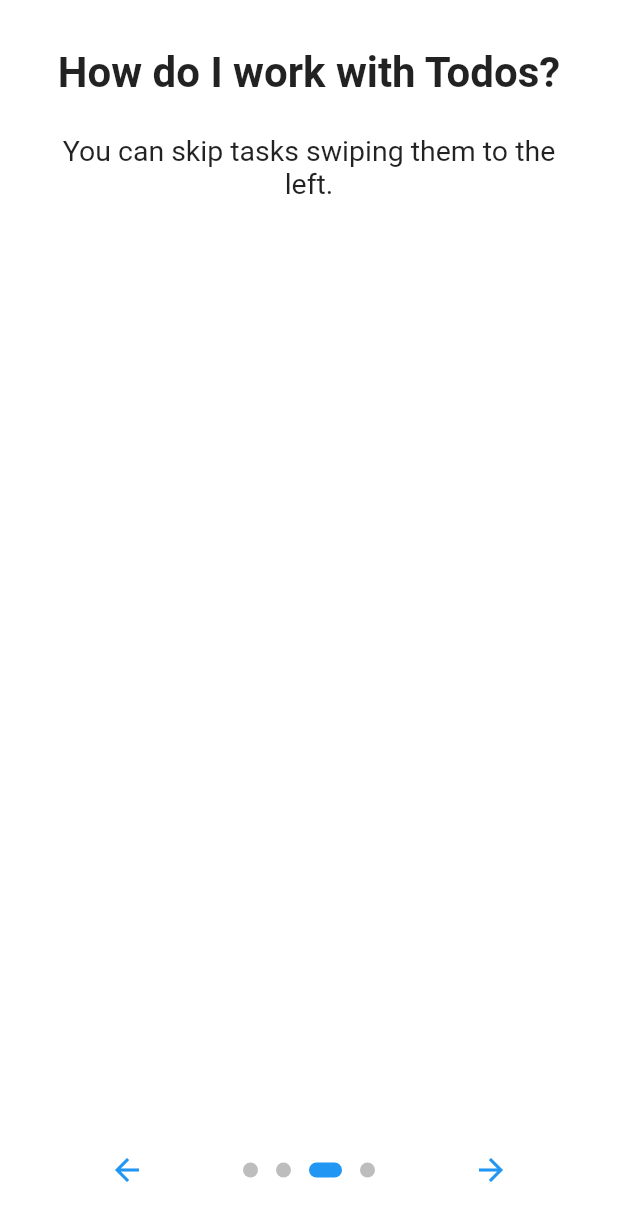
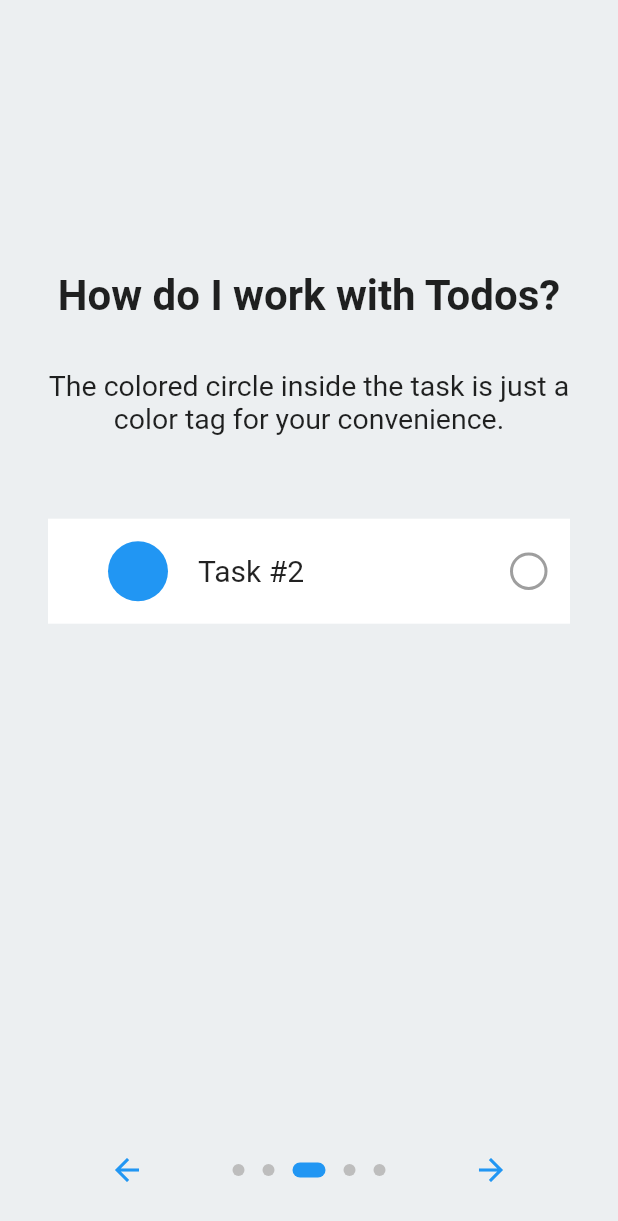
Before and after one commit to InnoQueue/Mobile, a Flutter app: the screen it shows after launch, swiped to page 3, on a phone screen of 412 x 824 dp. Shown: the top 1221 px of the screen. Run offline on Flutter 3.47's test engine with Material 2 defaults, Android fonts, the phone set to English and light mode, and no system bars; drawn by our look-alikes of introduction_screen; our stand-ins replace auto_route.

Commit message:
updated intoduction: added illustrations

```diff
--- a/lib/const/appres.dart
+++ b/lib/const/appres.dart
@@ -8,7 +8,7 @@ class AppRes {
   static const howToUse = {
     'page-1': {
       'title': "How do I use the app?",
-      'text': "Let us briefly introduce you to this app...\n\nThe first thing you see when you open the application is the Todo List. It contains all the current Todos that you yet have to complete.",
+      'text': "Let us briefly introduce you to this app...",
     },
     'page-2': {
       'title': 'How do I work with Todos?',
@@ -16,9 +16,13 @@ class AppRes {
     },
     'page-3': {
       'title': 'How do I work with Todos?',
+      'text': "The colored circle inside the task is just a color tag for your convenience.",
+    },
+    'page-4': {
+      'title': 'How do I work with Todos?',
       'text': "You can skip tasks swiping them to the left.",
     },
-    'page-4': {
+    'page-5': {
       'title': 'How do I work with Todos?',
       'text': "Or you can mark them complete tapping the circle to the right side of the task.",
     },
--- a/lib/features/splash/page/splash_page.dart
+++ b/lib/features/splash/page/splash_page.dart
@@ -1,6 +1,7 @@
 import 'package:auto_route/src/router/auto_router_x.dart';
 import 'package:flutter/material.dart';
 import 'package:inno_queue/const/appres.dart';
+import 'package:inno_queue/features/tasks/widgets/task_list.dart';
 import 'package:introduction_screen/introduction_screen.dart';
 
 class SplashPage extends StatelessWidget {
@@ -8,13 +9,13 @@ class SplashPage extends StatelessWidget {
 
   @override
   Widget build(BuildContext context) {
-    const bodyStyle = TextStyle(fontSize: 19.0);
-
-    const pageDecoration = PageDecoration(
+    var pageDecoration = PageDecoration(
+      titlePadding:
+          EdgeInsets.only(top: MediaQuery.of(context).size.height / 5),
       titleTextStyle: TextStyle(fontSize: 28.0, fontWeight: FontWeight.w700),
-      bodyTextStyle: bodyStyle,
-      bodyPadding: EdgeInsets.fromLTRB(16.0, 0.0, 16.0, 16.0),
-      pageColor: Colors.white,
+      bodyTextStyle: TextStyle(fontSize: 19.0),
+      bodyPadding: EdgeInsets.fromLTRB(16.0, 32.0, 16.0, 16.0),
+      pageColor: Colors.blueGrey[50],
       imagePadding: EdgeInsets.zero,
     );
 
@@ -28,7 +29,7 @@ class SplashPage extends StatelessWidget {
       child: Scaffold(
         body: IntroductionScreen(
           key: introKey,
-          globalBackgroundColor: Colors.white,
+          globalBackgroundColor: Colors.blueGrey[50],
           pages: [
             PageViewModel(
               title: AppRes.howToUse['page-1']!['title'],
@@ -39,16 +40,52 @@ class SplashPage extends StatelessWidget {
               title: AppRes.howToUse['page-2']!['title'],
               body: AppRes.howToUse['page-2']!['text'],
               decoration: pageDecoration,
+              footer: Padding(
+                padding: const EdgeInsets.all(16.0),
+                child: TaskTile(
+                  isUrgent: true,
+                  color: Colors.white,
+                  name: 'Task #1',
+                  removeItem: () {},
+                ),
+              ),
             ),
             PageViewModel(
               title: AppRes.howToUse['page-3']!['title'],
               body: AppRes.howToUse['page-3']!['text'],
               decoration: pageDecoration,
+              footer: Padding(
+                padding: const EdgeInsets.all(16.0),
+                child: TaskTile(
+                  isUrgent: false,
+                  color: Colors.blue,
+                  name: 'Task #2',
+                  removeItem: () {},
+                ),
+              ),
             ),
             PageViewModel(
               title: AppRes.howToUse['page-4']!['title'],
               body: AppRes.howToUse['page-4']!['text'],
               decoration: pageDecoration,
+              footer: Padding(
+                padding: const EdgeInsets.all(16.0),
+                child: Image.asset('images/introduction-sample.png'),
+              ),
+            ),
+            PageViewModel(
+              title: AppRes.howToUse['page-5']!['title'],
+              body: AppRes.howToUse['page-5']!['text'],
+              decoration: pageDecoration,
+              footer: Padding(
+                padding: const EdgeInsets.all(16.0),
+                child: TaskTile(
+                  isUrgent: false,
+                  color: Colors.amber,
+                  name: 'Complete me!    ➡',
+                  removeItem: () {},
+                ),
+              ),
             ),
           ],
           onDone: () => _onIntroEnd(),
@@ -57,15 +94,15 @@ class SplashPage extends StatelessWidget {
           showNextButton: true,
           skipOrBackFlex: 1,
           nextFlex: 1,
-          done:
-              const Text('Got it', style: TextStyle(fontWeight: FontWeight.w600)),
+          done: const Text('Got it',
+              style: TextStyle(fontWeight: FontWeight.w600)),
           back: const Icon(Icons.arrow_back),
           next: const Icon(Icons.arrow_forward),
           curve: Curves.fastLinearToSlowEaseIn,
           controlsMargin: const EdgeInsets.all(16),
           controlsPadding: const EdgeInsets.fromLTRB(8.0, 4.0, 8.0, 4.0),
           dotsDecorator: const DotsDecorator(
-            size: Size(10.0, 10.0),
+            size: Size(8.0, 8.0),
             color: Color(0xFFBDBDBD),
             activeSize: Size(22.0, 10.0),
             activeShape: RoundedRectangleBorder(
--- a/lib/features/tasks/widgets/task_tile.dart
+++ b/lib/features/tasks/widgets/task_tile.dart
@@ -5,6 +5,7 @@ class TaskTile extends StatefulWidget {
   final Color color;
   final String name;
   final Function removeItem;
+
   const TaskTile({
     Key? key,
     required this.isUrgent,
--- a/pubspec.yaml
+++ b/pubspec.yaml
@@ -55,6 +55,8 @@ dev_dependencies:
 
 # The following section is specific to Flutter.
 flutter:
+  assets:
+    - images/introduction-sample.png
 
   # The following line ensures that the Material Icons font is
   # included with your application, so that you can use the icons in
@@ -62,9 +64,7 @@ flutter:
   uses-material-design: true
 
   # To add assets to your application, add an assets section, like this:
-  # assets:
-  #   - images/a_dot_burr.jpeg
-  #   - images/a_dot_ham.jpeg
+
 
   # An image asset can refer to one or more resolution-specific "variants", see
   # https://flutter.dev/assets-and-images/#resolution-aware.
```
Also changed, not shown: images/introduction-sample.png (added).
